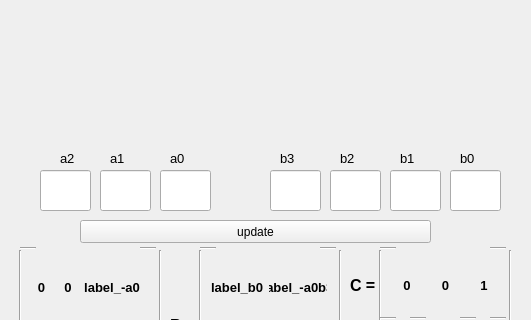
Before: the Qt Designer form mainwindow.ui in MikulskiM/MathematicalModeling_project, drawn with Qt 5; both pictures show x 690 to 1221 and y 177 to 497 of the 1221 by 592 pixel window.
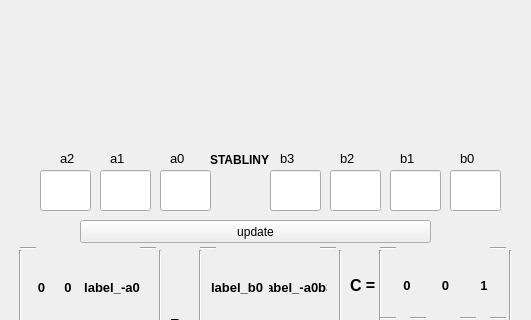
After: the same form once the commit is applied.

```diff
--- a/mainwindow.ui
+++ b/mainwindow.ui
@@ -1110,6 +1110,30 @@
      <set>Qt::AlignCenter</set>
     </property>
    </widget>
+   <widget class="QLabel" name="label_stabilny">
+    <property name="enabled">
+     <bool>true</bool>
+    </property>
+    <property name="geometry">
+     <rect>
+      <x>900</x>
+      <y>310</y>
+      <width>61</width>
+      <height>20</height>
+     </rect>
+    </property>
+    <property name="font">
+     <font>
+      <pointsize>9</pointsize>
+      <weight>75</weight>
+      <bold>true</bold>
+      <underline>false</underline>
+     </font>
+    </property>
+    <property name="text">
+     <string>STABLINY</string>
+    </property>
+   </widget>
   </widget>
   <widget class="QToolBar" name="mainToolBar">
    <attribute name="toolBarArea">
```
